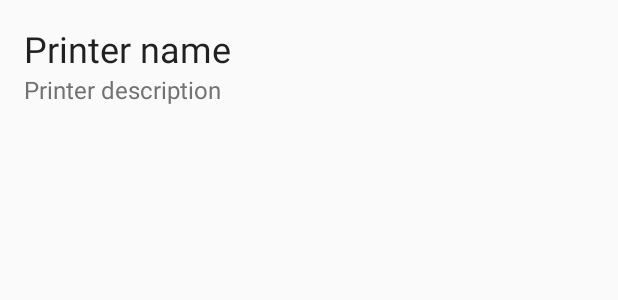
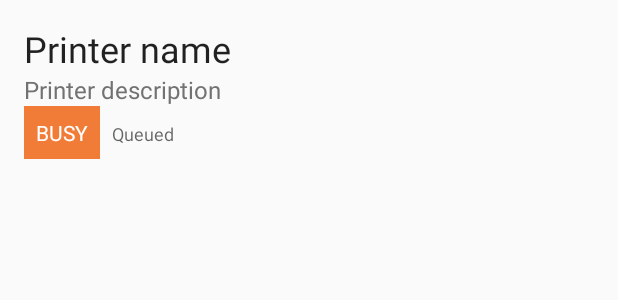
Before and after one commit to arkon/CDFLabs, an Android app: the layout printer_item.xml on its own in the app's theme, with its tools: preview values and no code run, on a phone screen of 412 x 824 dp. Shown: the top 300 px of the screen. Run offline under Robolectric (Android 15) with nearby library versions, the phone set to English and light mode, and no system bars.

Commit message:
Show number of remaining jobs queued

```diff
--- a/app/src/main/java/me/echeung/cdflabs/adapters/PrintersListAdapter.java
+++ b/app/src/main/java/me/echeung/cdflabs/adapters/PrintersListAdapter.java
@@ -82,6 +82,9 @@ public class PrintersListAdapter extends RecyclerView.Adapter<RecyclerView.ViewH
 
                 printerHolder.headingView.setText(printer.getName());
                 printerHolder.descriptionView.setText(printer.getDescription());
+                printerHolder.queuedView.setText(
+                        String.format(mContext.getString(R.string.printer_queued),
+                                printer.getQueued()));
 
                 // Show queue in dialog on click
                 printerHolder.itemView.setOnClickListener(new View.OnClickListener() {
@@ -121,7 +124,7 @@ public class PrintersListAdapter extends RecyclerView.Adapter<RecyclerView.ViewH
         for (final Printer printer : printers) {
             this.mQueue.add(new ListItem(ListEnum.ITEM,
                     new PrintersListItem(printer.getName(), printer.getDescription(),
-                            printer.getJobs())));
+                            printer.getJobs(), printer.getQueued())));
         }
 
         // Timestamp
--- a/app/src/main/java/me/echeung/cdflabs/holders/PrinterHolder.java
+++ b/app/src/main/java/me/echeung/cdflabs/holders/PrinterHolder.java
@@ -10,11 +10,13 @@ public class PrinterHolder extends RecyclerView.ViewHolder {
 
     public TextView headingView;
     public TextView descriptionView;
+    public TextView queuedView;
 
     public PrinterHolder(View itemView) {
         super(itemView);
 
         headingView = (TextView) itemView.findViewById(R.id.printer_heading);
         descriptionView = (TextView) itemView.findViewById(R.id.printer_description);
+        queuedView = (TextView) itemView.findViewById(R.id.printer_queued);
     }
 }
--- a/app/src/main/java/me/echeung/cdflabs/printers/PrintJob.java
+++ b/app/src/main/java/me/echeung/cdflabs/printers/PrintJob.java
@@ -57,9 +57,4 @@ public class PrintJob {
     public String getRaw() {
         return raw;
     }
-
-    @Override
-    public String toString() {
-        return getRaw();
-    }
 }
--- a/app/src/main/res/layout/printer_item.xml
+++ b/app/src/main/res/layout/printer_item.xml
@@ -21,4 +21,27 @@
         android:textColor="@color/secondary_text"
         tools:text="Printer description" />
 
+    <LinearLayout
+        android:layout_width="match_parent"
+        android:layout_height="wrap_content"
+        android:orientation="horizontal">
+
+        <TextView
+            android:layout_width="wrap_content"
+            android:layout_height="wrap_content"
+            android:text="BUSY"
+            android:textColor="@android:color/white"
+            android:layout_marginRight="@dimen/small_margin"
+            android:padding="@dimen/small_margin"
+            android:background="@color/free_orange" />
+
+        <TextView
+            android:id="@+id/printer_queued"
+            android:layout_width="fill_parent"
+            android:layout_height="wrap_content"
+            android:textAppearance="@style/TextAppearance.AppCompat.Caption"
+            tools:text="Queued" />
+
+    </LinearLayout>
+
 </LinearLayout>
--- a/app/src/main/res/values/strings.xml
+++ b/app/src/main/res/values/strings.xml
@@ -27,6 +27,7 @@
     <string name="timestamp">Last updated: %s</string>
     <string name="no_data">No data to display</string>
 
+    <string name="printer_queued" formatted="false">%s jobs queued</string>
     <string name="print_queue">Printer queue</string>
     <string name="print_empty">Empty queue</string>
     <string name="print_files" formatted="false">Files: %s (%s B)</string>
```
Also changed, not shown: app/src/main/java/me/echeung/cdflabs/printers/Printer.java (+15 -6 lines), app/src/main/java/me/echeung/cdflabs/printers/PrintersListItem.java (+11 -1 lines).
